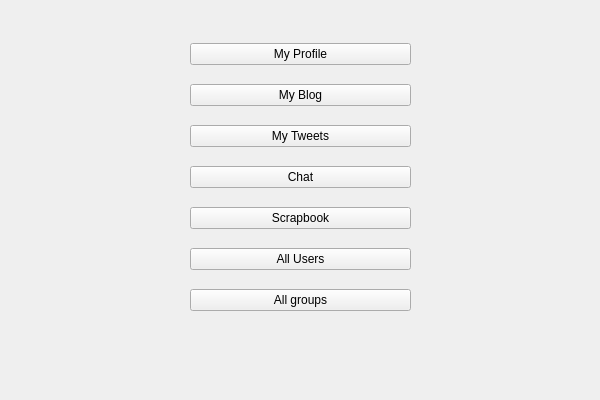
Qt form GUI/mainmenu.ui (thanhmvu/RocketRapport) before a commit.
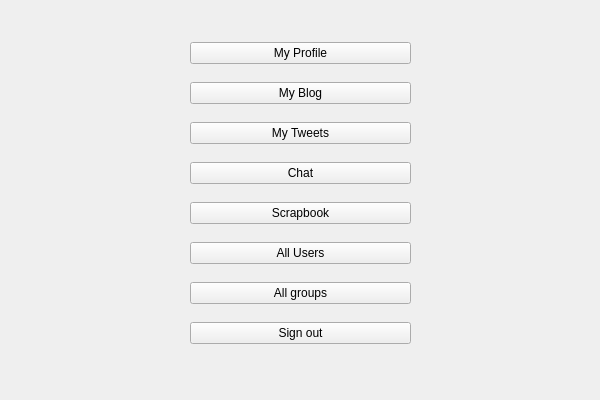
The same form after that commit.

Commit message: Add sign out button to GUI MainMenu

Patch:
```diff
--- a/GUI/mainmenu.ui
+++ b/GUI/mainmenu.ui
@@ -19,7 +19,7 @@
      <x>190</x>
      <y>30</y>
      <width>221</width>
-     <height>301</height>
+     <height>331</height>
     </rect>
    </property>
    <layout class="QVBoxLayout" name="verticalLayout">
@@ -72,6 +72,13 @@
       </property>
      </widget>
     </item>
+    <item>
+     <widget class="QPushButton" name="pushButton_signout">
+      <property name="text">
+       <string>Sign out</string>
+      </property>
+     </widget>
+    </item>
    </layout>
   </widget>
  </widget>
```
The commit also changes 7 other files.
